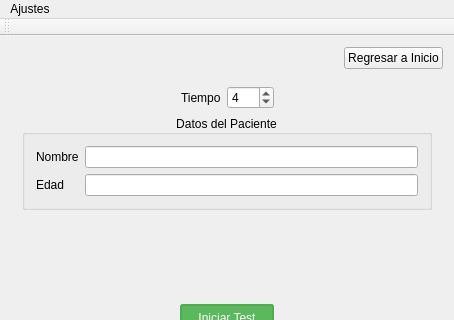
Old version of the form mainwindow.ui in the repository hectorda/Bio-Feedback; both pictures show x 0 to 454 and y 0 to 320 of the 454 by 498 pixel window.
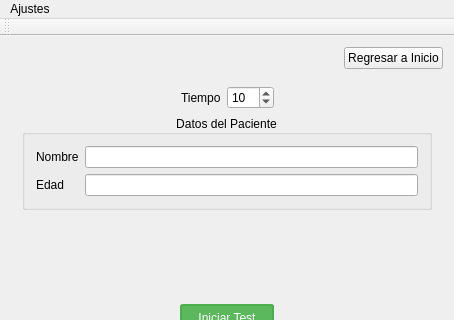
New version of the form. The open tabs and pages were chosen to show the change. Icons and pictures are not drawn. Custom widgets are drawn as their Qt base class.

Commit message: ranges y brush

Patch:
```diff
--- a/mainwindow.ui
+++ b/mainwindow.ui
@@ -194,7 +194,7 @@
              <number>500</number>
             </property>
             <property name="value">
-             <number>4</number>
+             <number>10</number>
             </property>
            </widget>
           </item>
```
Left out of the diff: 2 changed lines with no effect on the pictures. The commit also changes 1 other file.
